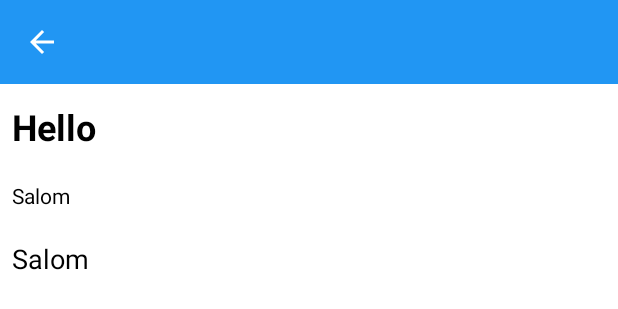
After one commit to Nabijonov-Otabek-19/Eng-Uz-Dictionary-offline, an Android app: the layout activity_item_word.xml on its own in the app's theme, with its tools: preview values and no code run, on a phone screen of 412 x 824 dp. The commit adds this screen. Shown: the top 309 px of the screen. Run offline under Robolectric (Android 15) with nearby library versions, the light colour scheme and no system bars; network calls fail.

Commit message:
project updated

```diff
--- a/app/src/main/java/uz/gita/dictionary_bek/model/WordData.kt
+++ b/app/src/main/java/uz/gita/dictionary_bek/model/WordData.kt
@@ -3,6 +3,7 @@ package uz.gita.dictionary_bek.model
 data class WordData(
     val id: Long,
     val word: String,
+    val type: String,
     val translate: String,
     val favourite: Int
 )
--- /dev/null
+++ b/app/src/main/res/layout/activity_item_word.xml
@@ -0,0 +1,62 @@
+<?xml version="1.0" encoding="utf-8"?>
+<androidx.constraintlayout.widget.ConstraintLayout xmlns:android="http://schemas.android.com/apk/res/android"
+    xmlns:app="http://schemas.android.com/apk/res-auto"
+    xmlns:tools="http://schemas.android.com/tools"
+    android:layout_width="match_parent"
+    android:layout_height="match_parent"
+    tools:context=".ui.item_word.ItemWordActivity">
+
+    <androidx.appcompat.widget.LinearLayoutCompat
+        android:id="@+id/appBar"
+        android:layout_width="match_parent"
+        android:layout_height="?attr/actionBarSize"
+        android:background="@color/blue"
+        app:layout_constraintLeft_toLeftOf="parent"
+        app:layout_constraintRight_toRightOf="parent"
+        app:layout_constraintTop_toTopOf="parent">
+
+        <androidx.appcompat.widget.AppCompatImageView
+            android:id="@+id/btnBack"
+            android:layout_width="wrap_content"
+            android:layout_height="match_parent"
+            android:padding="16dp"
+            android:src="@drawable/ic_back" />
+
+
+    </androidx.appcompat.widget.LinearLayoutCompat>
+
+    <androidx.appcompat.widget.AppCompatTextView
+        android:id="@+id/txtWord"
+        android:layout_width="match_parent"
+        android:layout_height="wrap_content"
+        android:layout_marginVertical="4dp"
+        android:padding="8dp"
+        android:text="Hello"
+        android:textColor="@color/black"
+        android:textSize="24sp"
+        android:textStyle="bold"
+        app:layout_constraintTop_toBottomOf="@id/appBar" />
+
+    <androidx.appcompat.widget.AppCompatTextView
+        android:id="@+id/txtType"
+        android:layout_width="match_parent"
+        android:layout_height="wrap_content"
+        android:layout_marginVertical="4dp"
+        android:padding="8dp"
+        android:text="Salom"
+        android:textColor="@color/black"
+        android:textSize="14sp"
+        app:layout_constraintTop_toBottomOf="@id/txtWord" />
+
+    <androidx.appcompat.widget.AppCompatTextView
+        android:id="@+id/txtTrans"
+        android:layout_width="match_parent"
+        android:layout_height="wrap_content"
+        android:layout_marginVertical="4dp"
+        android:padding="8dp"
+        android:text="Salom"
+        android:textColor="@color/black"
+        android:textSize="18sp"
+        app:layout_constraintTop_toBottomOf="@id/txtType" />
+
+</androidx.constraintlayout.widget.ConstraintLayout>
```
Also changed, not shown: app/src/main/AndroidManifest.xml (+6 -2 lines), app/src/main/java/uz/gita/dictionary_bek/adapter/DictionaryAdapter.kt (+7 -3 lines), app/src/main/java/uz/gita/dictionary_bek/ui/item_word/ItemWordActivity.kt (added, +39 -0 lines), app/src/main/java/uz/gita/dictionary_bek/ui/main/MainActivity.kt (+8 -3 lines).
